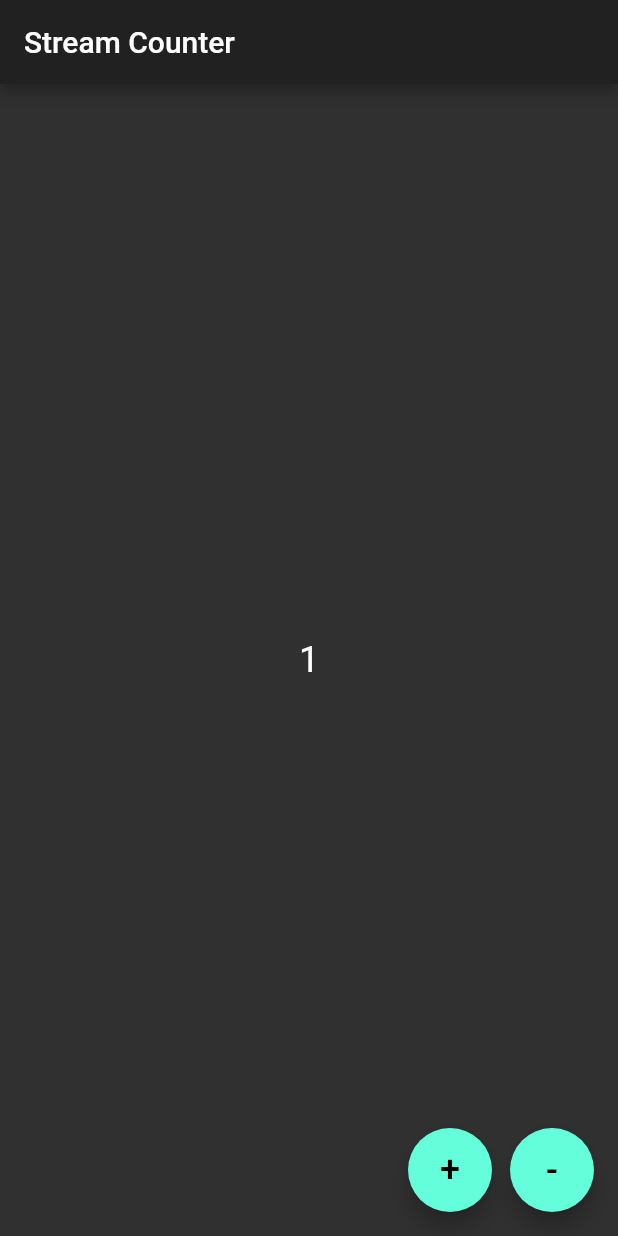
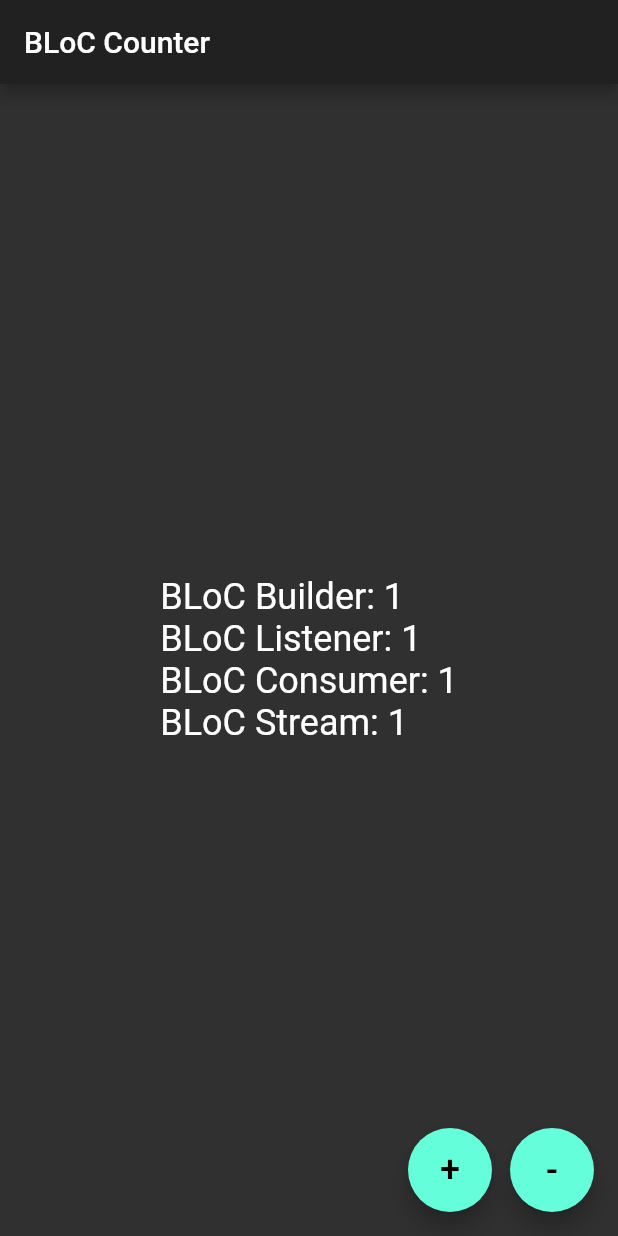
Before and after one commit to dhiyaaulauliyaa/flutter_state_management_ex, a Flutter app: the screen it shows after launch, after a tap on an icon or button, on a phone screen of 412 x 824 dp. Run offline on Flutter 3.47's test engine with Material 2 defaults, Android fonts, the light colour scheme and no system bars; our stand-ins replace flutter_bloc.

Commit message:
simple bloc

```diff
--- a/lib/counter_bloc.dart
+++ b/lib/counter_bloc.dart
@@ -1,31 +1,44 @@
 import 'dart:async';
+
+import 'package:flutter_bloc/flutter_bloc.dart';
 
 enum CounterEvent {
   Increment,
   Decrement,
 }
 
-class CounterBloc {
+class CounterBloc extends Bloc<CounterEvent, int> {
+  CounterBloc() : super(0);
+
   int _count = 0;
 
-  StreamController<CounterEvent> _eventController =
-      StreamController<CounterEvent>();
-  StreamSink<CounterEvent> get eventSink => _eventController.sink;
-  Stream<CounterEvent> get _eventStream => _eventController.stream;
-
-  StreamController<int> _counterController = StreamController<int>();
-  StreamSink<int> get _counterSink => _counterController.sink;
-  Stream<int> get counterStream => _counterController.stream;
-
-  CounterBloc() {
-    _eventStream.listen((event) {
-      _count += event == CounterEvent.Increment ? 1 : -1;
-      _counterSink.add(_count);
-    });
+  @override
+  Stream<int> mapEventToState(CounterEvent event) async* {
+    _count += event == CounterEvent.Increment ? 1 : -1;
+    yield _count;
   }
 
-  void dispose() {
-    _eventController.close();
-    _counterController.close();
+   @override
+  void onEvent(CounterEvent event) {
+    super.onEvent(event);
+    // print(event);
+  }
+
+  @override
+  void onChange(Change<int> change) {
+    super.onChange(change);
+    // print(change);
+  }
+
+  @override
+  void onTransition(Transition<CounterEvent, int> transition) {
+    super.onTransition(transition);
+    // print(transition);
+  }
+
+  @override
+  void onError(Object error, StackTrace stackTrace) {
+    // print('$error, $stackTrace');
+    super.onError(error, stackTrace);
   }
 }
--- a/lib/main.dart
+++ b/lib/main.dart
@@ -1,4 +1,5 @@
 import 'package:flutter/material.dart';
+import 'package:flutter_bloc/flutter_bloc.dart';
 import 'package:flutter_state_management_ex/counter_bloc.dart';
 
 void main() {
@@ -13,59 +14,108 @@ class MyApp extends StatelessWidget {
       theme: ThemeData(
         brightness: Brightness.dark,
       ),
-      home: MyHomePage(),
+      /* BLoC Provider: Provides BLoC for its children */
+      home: BlocProvider<CounterBloc>(
+        create: (context) => CounterBloc(),
+        child: MyHomePage(),
+      ),
     );
   }
 }
 
-
-
 class MyHomePage extends StatefulWidget {
-  const MyHomePage({Key? key}) : super(key: key);
+  static final TextStyle style = TextStyle(fontSize: 24);
 
   @override
   _MyHomePageState createState() => _MyHomePageState();
 }
 
 class _MyHomePageState extends State<MyHomePage> {
-  TextStyle style = TextStyle(fontSize: 24);
-
-  CounterBloc bloc = CounterBloc();
+  int _counterWithListener = 0;
 
   @override
   Widget build(BuildContext context) {
+    CounterBloc bloc = BlocProvider.of<CounterBloc>(context);
+
     return Scaffold(
-      appBar: AppBar(title: Text('Stream Counter')),
+      appBar: AppBar(title: Text('BLoC Counter')),
       floatingActionButton: Row(
         mainAxisAlignment: MainAxisAlignment.end,
         children: [
           FloatingActionButton(
-            onPressed: ()=>bloc.eventSink.add(CounterEvent.Increment),
+            onPressed: () => bloc.add(CounterEvent.Increment),
             child: Text(
               '+',
-              style: style,
+              style: MyHomePage.style,
             ),
           ),
           SizedBox(width: 12),
           FloatingActionButton(
-            onPressed: ()=>bloc.eventSink.add(CounterEvent.Decrement),
+            onPressed: () => bloc.add(CounterEvent.Decrement),
             child: Text(
               '-',
-              style: style,
+              style: MyHomePage.style,
             ),
           )
         ],
       ),
       body: Center(
-        child: StreamBuilder<int>(
-          stream: bloc.counterStream,
-          initialData: 0,
-          builder: (context, snapshot) {
-            return Text(
-              '${snapshot.data}',
-              style: style,
-            );
-          }
+        child: Column(
+          mainAxisAlignment: MainAxisAlignment.center,
+          crossAxisAlignment: CrossAxisAlignment.start,
+          children: [
+            /* BLoC Builder: rebuild every state change */
+            BlocBuilder<CounterBloc, int>(
+              builder: (context, state) {
+                return Text(
+                  'BLoC Builder: ${state.toString()}',
+                  style: MyHomePage.style,
+                );
+              },
+            ),
+
+            /* BLoC Listener: execute logic on listener function every state change (doesn't rebuild UI) */
+            BlocListener<CounterBloc, int>(
+              listener: (context, state) {
+                setState(() {
+                  _counterWithListener = state;
+                });
+              },
+              child: Text(
+                'BLoC Listener: ${_counterWithListener.toString()}',
+                style: MyHomePage.style,
+              ),
+            ),
+
+            /* BLoC Consumer: Combination of Listener and Builder */
+            BlocConsumer(
+              bloc: BlocProvider.of<CounterBloc>(context),
+              listener: (context, state) {
+                setState(() {
+                  print(state.toString());
+                  // _counterWithListener = state.toString();
+                });
+              },
+              builder: (context, state) {
+                return Text(
+                  'BLoC Consumer: ${state.toString()}',
+                  style: MyHomePage.style,
+                );
+              },
+            ),
+
+            /* StreamBuilder: Use bloc stream */
+            StreamBuilder(
+              stream: bloc.stream,
+              initialData: 0,
+              builder: (context, state) {
+                return Text(
+                  'BLoC Stream: ${state.data}',
+                  style: MyHomePage.style,
+                );
+              },
+            )
+          ],
         ),
       ),
     );
--- a/pubspec.yaml
+++ b/pubspec.yaml
@@ -28,6 +28,7 @@ dependencies:
   # The following adds the Cupertino Icons font to your application.
   # Use with the CupertinoIcons class for iOS style icons.
   cupertino_icons: ^1.0.2
+  flutter_bloc: ^7.2.0
 
 dev_dependencies:
   flutter_test:
```
Also changed, not shown: pubspec.lock.
